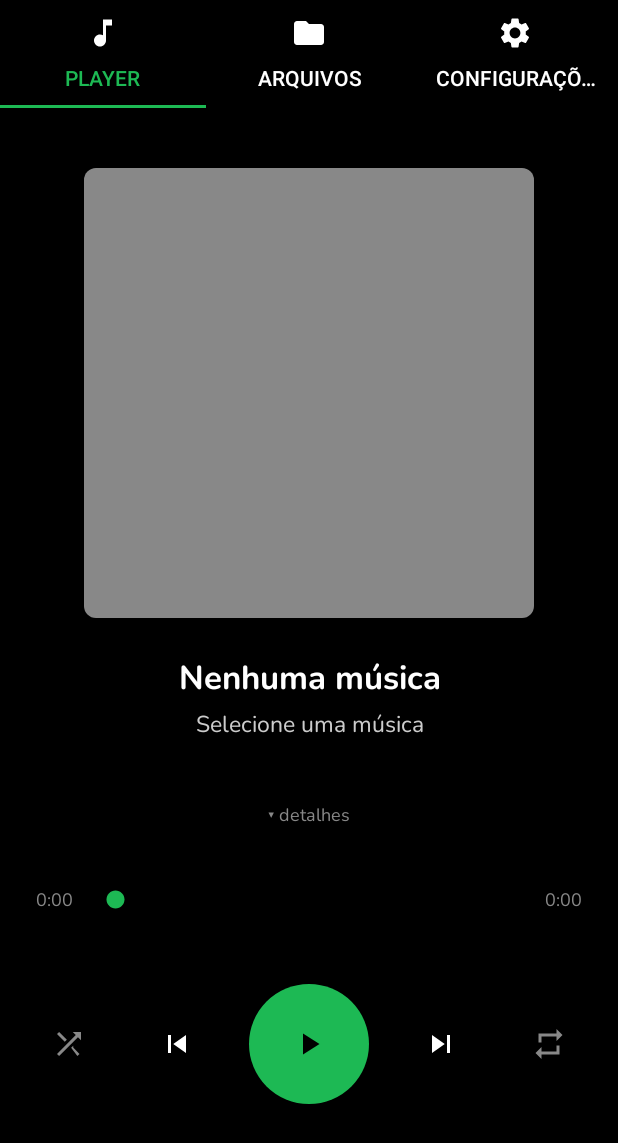
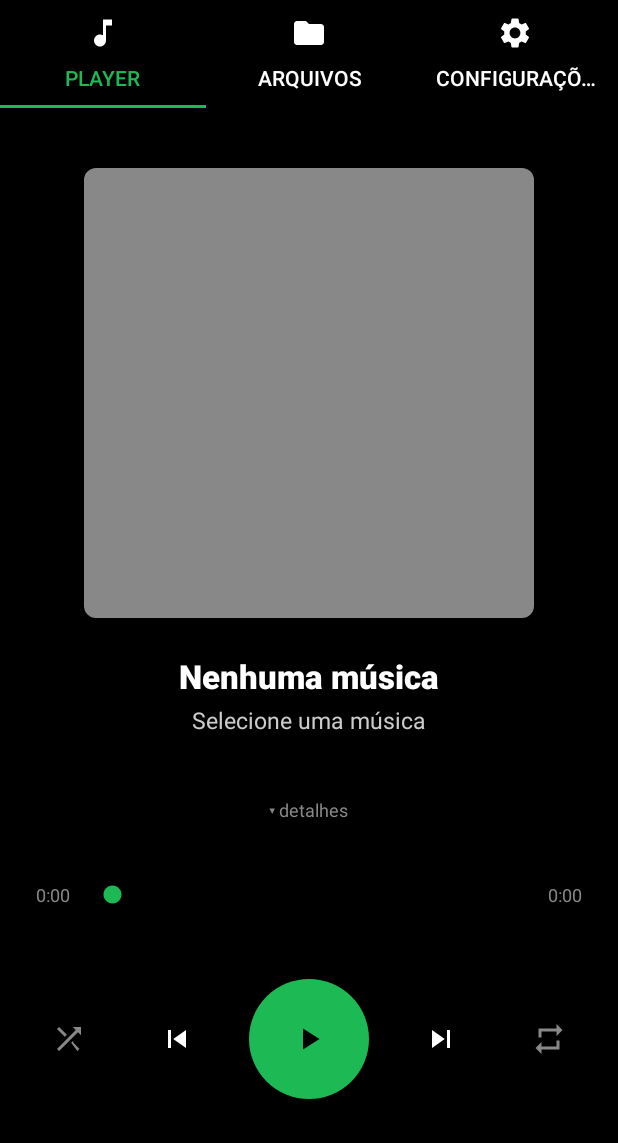
Before and after one commit to Kayckyy/SurroundPlayer-3D, an Android app: the screen it shows after launch (MainActivity), on a phone screen of 412 x 824 dp. Shown: the top 1143 px of the screen. Run offline under Robolectric (Android 15) with nearby library versions, the light colour scheme and no system bars; 7 statements that could not run were skipped.

Commit message:
Update font family and margins in fragment layout

```diff
--- a/app/src/main/res/layout/fragment_now_playing.xml
+++ b/app/src/main/res/layout/fragment_now_playing.xml
@@ -28,7 +28,7 @@
             android:layout_width="match_parent"
             android:layout_height="wrap_content"
             android:orientation="vertical"
-            android:layout_marginBottom="8dp">
+            android:layout_marginBottom="4dp">
 
             <TextView
                 android:id="@+id/songTitle"
@@ -38,7 +38,7 @@
                 android:textColor="@color/white"
                 android:textSize="22sp"
                 android:textStyle="bold"
-                android:fontFamily="@font/nunito"
+                android:fontFamily="sans-serif-medium"
                 android:gravity="center"
                 android:layout_marginBottom="4dp"
                 android:ellipsize="marquee"
@@ -51,7 +51,7 @@
                 android:text="Artist Name"
                 android:textColor="@color/gray_light"
                 android:textSize="15sp"
-                android:fontFamily="@font/nunito"
+                android:fontFamily="sans-serif"
                 android:gravity="center"
                 android:layout_marginBottom="2dp" />
 
@@ -62,7 +62,7 @@
                 android:text="Album Name"
                 android:textColor="@color/gray"
                 android:textSize="13sp"
-                android:fontFamily="@font/nunito"
+                android:fontFamily="sans-serif"
                 android:gravity="center" />
 
         </LinearLayout>
@@ -73,12 +73,11 @@
             android:layout_width="wrap_content"
             android:layout_height="wrap_content"
             android:layout_gravity="center_horizontal"
-            android:layout_marginTop="4dp"
+            android:layout_marginTop="8dp"
             android:layout_marginBottom="8dp"
             android:text="▾ detalhes"
             android:textColor="@color/gray"
             android:textSize="12sp"
-            android:fontFamily="@font/nunito"
             android:padding="8dp" />
 
         <!-- Metadados técnicos -->
@@ -98,7 +97,6 @@
                 android:layout_height="wrap_content"
                 android:textColor="@color/gray_light"
                 android:textSize="12sp"
-                android:fontFamily="@font/nunito"
                 android:layout_marginBottom="2dp" />
 
             <TextView
@@ -107,7 +105,6 @@
                 android:layout_height="wrap_content"
                 android:textColor="@color/gray_light"
                 android:textSize="12sp"
-                android:fontFamily="@font/nunito"
                 android:layout_marginBottom="2dp" />
 
             <TextView
@@ -116,7 +113,6 @@
                 android:layout_height="wrap_content"
                 android:textColor="@color/gray_light"
                 android:textSize="12sp"
-                android:fontFamily="@font/nunito"
                 android:layout_marginBottom="2dp" />
 
             <TextView
@@ -125,7 +121,6 @@
                 android:layout_height="wrap_content"
                 android:textColor="@color/gray_light"
                 android:textSize="12sp"
-                android:fontFamily="@font/nunito"
                 android:layout_marginBottom="2dp" />
 
             <TextView
@@ -133,8 +128,7 @@
                 android:layout_width="match_parent"
                 android:layout_height="wrap_content"
                 android:textColor="@color/gray_light"
-                android:textSize="12sp"
-                android:fontFamily="@font/nunito" />
+                android:textSize="12sp" />
 
         </LinearLayout>
 
@@ -152,8 +146,7 @@
                 android:layout_height="wrap_content"
                 android:text="0:00"
                 android:textColor="@color/gray"
-                android:textSize="12sp"
-                android:fontFamily="@font/nunito" />
+                android:textSize="12sp" />
 
             <SeekBar
                 android:id="@+id/seekBar"
@@ -174,8 +167,7 @@
                 android:layout_height="wrap_content"
                 android:text="0:00"
                 android:textColor="@color/gray"
-                android:textSize="12sp"
-                android:fontFamily="@font/nunito" />
+                android:textSize="12sp" />
 
         </LinearLayout>
 
@@ -186,7 +178,7 @@
             android:orientation="horizontal"
             android:gravity="center"
             android:layout_marginTop="16dp"
-            android:layout_marginBottom="16dp">
+            android:layout_marginBottom="24dp">
 
             <ImageButton
                 android:id="@+id/btnShuffle"
```
